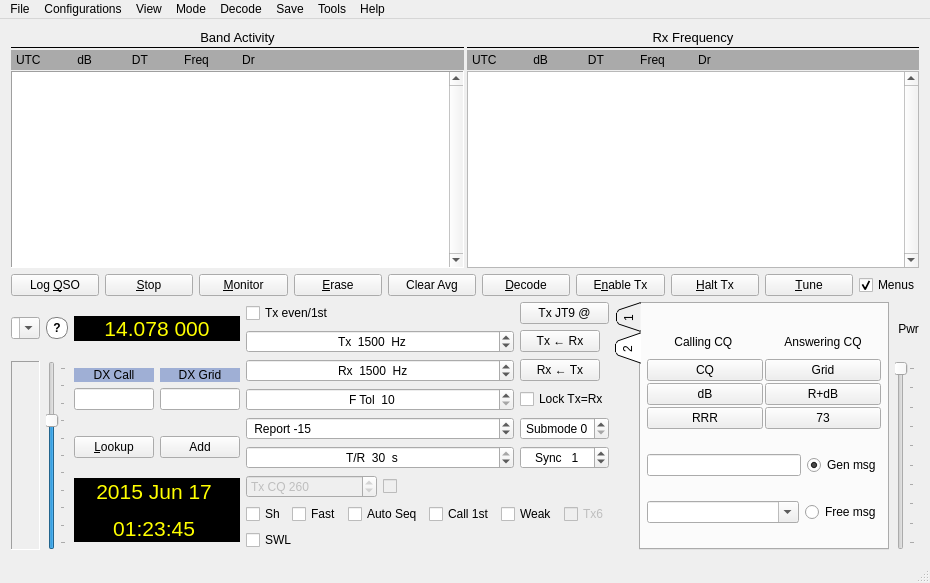
Above: mainwindow.ui from saitohirga/WSJT-X before the change. Below: the same form after it.
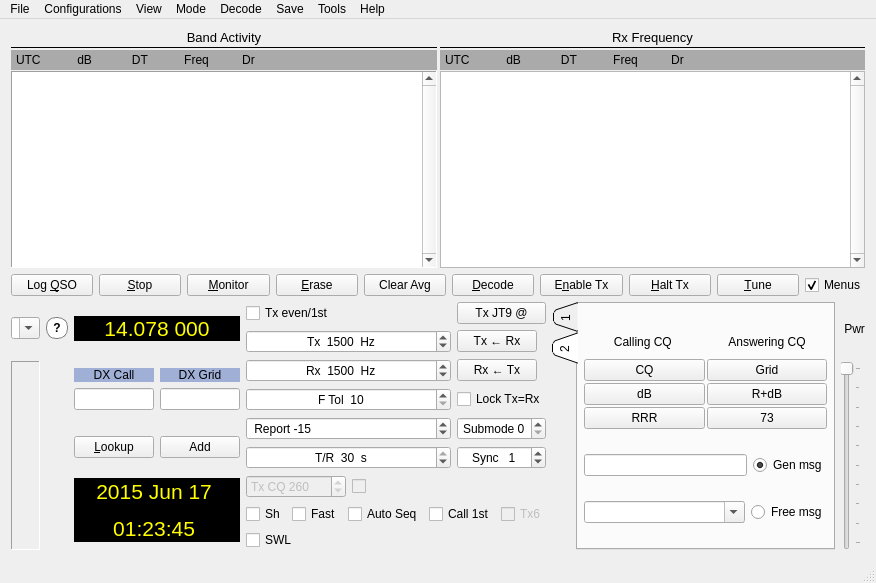
That is the form after the change. Custom widgets are drawn as their Qt base class.

Patch:
```diff
--- a/mainwindow.ui
+++ b/mainwindow.ui
@@ -761,16 +761,6 @@
                         </property>
                        </widget>
                       </item>
-                      <item>
-                       <widget class="QCheckBox" name="cbWeak">
-                        <property name="toolTip">
-                         <string>&lt;html&gt;&lt;head/&gt;&lt;body&gt;&lt;p&gt;Call the weakest decoded responder to my CQ.&lt;/p&gt;&lt;/body&gt;&lt;/html&gt;</string>
-                        </property>
-                        <property name="text">
-                         <string>Weak</string>
-                        </property>
-                       </widget>
-                      </item>
                       <item>
                        <widget class="QCheckBox" name="cbTx6">
                         <property name="enabled">
@@ -1935,28 +1925,6 @@
           </property>
          </widget>
         </item>
-        <item row="1" column="1" rowspan="2">
-         <widget class="QSlider" name="inGain">
-          <property name="toolTip">
-           <string>Digital gain for graph windows</string>
-          </property>
-          <property name="minimum">
-           <number>-50</number>
-          </property>
-          <property name="maximum">
-           <number>50</number>
-          </property>
-          <property name="value">
-           <number>20</number>
-          </property>
-          <property name="tickPosition">
-           <enum>QSlider::TicksBelow</enum>
-          </property>
-          <property name="tickInterval">
-           <number>10</number>
-          </property>
-         </widget>
-        </item>
         <item row="1" column="2">
          <widget class="QWidget" name="DX_controls_widget" native="true">
           <property name="sizePolicy">
@@ -3040,6 +3008,16 @@
    <extends>QSpinBox</extends>
    <header>RestrictedSpinBox.hpp</header>
   </customwidget>
+  <customwidget>
+   <class>DoubleClickableRadioButton</class>
+   <extends>QRadioButton</extends>
+   <header>DoubleClickableRadioButton.hpp</header>
+  </customwidget>
+  <customwidget>
+   <class>DoubleClickablePushButton</class>
+   <extends>QPushButton</extends>
+   <header>DoubleClickablePushButton.hpp</header>
+  </customwidget>
  </customwidgets>
  <tabstops>
   <tabstop>logQSOButton</tabstop>
```
Left out of the diff: 41 changed lines with no effect on the pictures.
